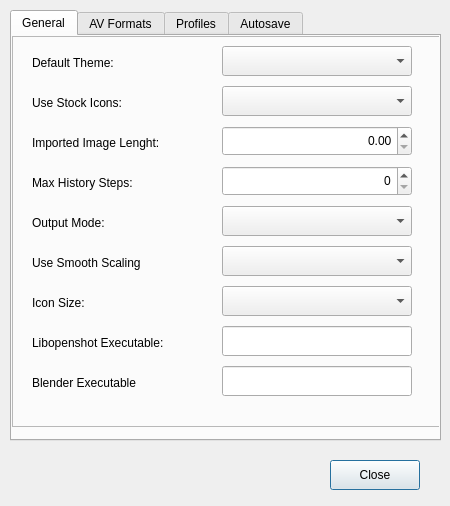
This is src/windows/ui/preferences.ui in OpenShot/openshot-qt as Qt 5 draws it before an edit. The edited form follows.
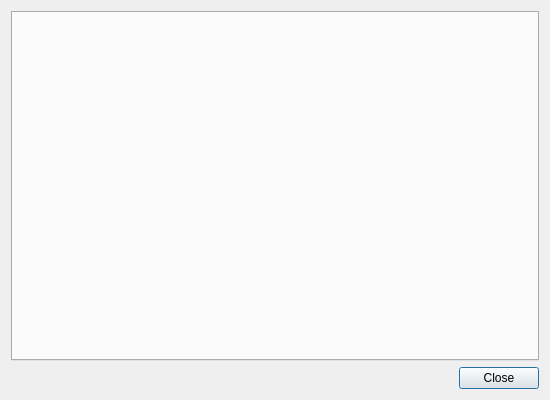
This is the edited form. Icons and pictures are not drawn.

Commit message: Successfully integrated the new settings format and classes into the interface, and created a truely dynamic preferences screen (built from the settings file). Also, improved the way settings are merged with a users local settings.

Diff of the .ui file:
```diff
--- a/src/windows/ui/preferences.ui
+++ b/src/windows/ui/preferences.ui
@@ -1,561 +1,43 @@
 <?xml version="1.0" encoding="UTF-8"?>
 <ui version="4.0">
- <class>Dialog</class>
- <widget class="QDialog" name="Dialog">
+ <class>dlgPreferences</class>
+ <widget class="QDialog" name="dlgPreferences">
   <property name="geometry">
    <rect>
     <x>0</x>
     <y>0</y>
-    <width>450</width>
-    <height>506</height>
+    <width>550</width>
+    <height>400</height>
    </rect>
   </property>
+  <property name="minimumSize">
+   <size>
+    <width>550</width>
+    <height>400</height>
+   </size>
+  </property>
   <property name="windowTitle">
    <string>Preferences</string>
   </property>
-  <property name="windowIcon">
-   <iconset>
-    <normaloff>../../../xdg/openshot.svg</normaloff>../../../xdg/openshot.svg</iconset>
-  </property>
-  <property name="locale">
-   <locale language="English" country="UnitedStates"/>
-  </property>
-  <widget class="QPushButton" name="btnclose">
-   <property name="geometry">
-    <rect>
-     <x>330</x>
-     <y>460</y>
-     <width>90</width>
-     <height>30</height>
-    </rect>
-   </property>
-   <property name="text">
-    <string>Close</string>
-   </property>
-  </widget>
-  <widget class="QTabWidget" name="tabWidget">
-   <property name="geometry">
-    <rect>
-     <x>10</x>
-     <y>10</y>
-     <width>431</width>
-     <height>431</height>
-    </rect>
-   </property>
-   <property name="currentIndex">
-    <number>0</number>
-   </property>
-   <widget class="QWidget" name="tabgeneral">
-    <attribute name="title">
-     <string>General</string>
-    </attribute>
-    <widget class="QFrame" name="frame_2">
-     <property name="geometry">
-      <rect>
-       <x>0</x>
-       <y>0</y>
-       <width>431</width>
-       <height>391</height>
-      </rect>
+  <layout class="QGridLayout" name="gridLayout">
+   <item row="0" column="0">
+    <widget class="QTabWidget" name="tabCategories">
+     <property name="currentIndex">
+      <number>-1</number>
      </property>
-     <property name="frameShape">
-      <enum>QFrame::StyledPanel</enum>
-     </property>
-     <property name="frameShadow">
-      <enum>QFrame::Raised</enum>
-     </property>
-     <widget class="QLabel" name="label_3">
-      <property name="geometry">
-       <rect>
-        <x>20</x>
-        <y>20</y>
-        <width>160</width>
-        <height>15</height>
-       </rect>
-      </property>
-      <property name="text">
-       <string>&lt;html&gt;&lt;head/&gt;&lt;body&gt;&lt;p&gt;Default Theme:&lt;/p&gt;&lt;/body&gt;&lt;/html&gt;</string>
-      </property>
-     </widget>
-     <widget class="QComboBox" name="cbothemes">
-      <property name="geometry">
-       <rect>
-        <x>210</x>
-        <y>10</y>
-        <width>190</width>
-        <height>30</height>
-       </rect>
-      </property>
-     </widget>
-     <widget class="QComboBox" name="cbooutputmode">
-      <property name="geometry">
-       <rect>
-        <x>210</x>
-        <y>170</y>
-        <width>190</width>
-        <height>30</height>
-       </rect>
-      </property>
-     </widget>
-     <widget class="QComboBox" name="cbosmooth">
-      <property name="geometry">
-       <rect>
-        <x>210</x>
-        <y>210</y>
-        <width>190</width>
-        <height>30</height>
-       </rect>
-      </property>
-     </widget>
-     <widget class="QComboBox" name="cboiconsize">
-      <property name="geometry">
-       <rect>
-        <x>210</x>
-        <y>250</y>
-        <width>190</width>
-        <height>30</height>
-       </rect>
-      </property>
-     </widget>
-     <widget class="QDoubleSpinBox" name="spblenght">
-      <property name="geometry">
-       <rect>
-        <x>210</x>
-        <y>90</y>
-        <width>190</width>
-        <height>30</height>
-       </rect>
-      </property>
-      <property name="alignment">
-       <set>Qt::AlignRight|Qt::AlignTrailing|Qt::AlignVCenter</set>
-      </property>
-     </widget>
-     <widget class="QComboBox" name="cboicons">
-      <property name="geometry">
-       <rect>
-        <x>210</x>
-        <y>50</y>
-        <width>190</width>
-        <height>30</height>
-       </rect>
-      </property>
-     </widget>
-     <widget class="QSpinBox" name="spbhistory">
-      <property name="geometry">
-       <rect>
-        <x>210</x>
-        <y>130</y>
-        <width>190</width>
-        <height>30</height>
-       </rect>
-      </property>
-      <property name="alignment">
-       <set>Qt::AlignRight|Qt::AlignTrailing|Qt::AlignVCenter</set>
-      </property>
-     </widget>
-     <widget class="QLineEdit" name="lbllibopenshot">
-      <property name="geometry">
-       <rect>
-        <x>210</x>
-        <y>290</y>
-        <width>190</width>
-        <height>30</height>
-       </rect>
-      </property>
-     </widget>
-     <widget class="QLineEdit" name="lblblender">
-      <property name="geometry">
-       <rect>
-        <x>210</x>
-        <y>330</y>
-        <width>190</width>
-        <height>30</height>
-       </rect>
-      </property>
-     </widget>
-     <widget class="QLabel" name="label_4">
-      <property name="geometry">
-       <rect>
-        <x>20</x>
-        <y>60</y>
-        <width>160</width>
-        <height>15</height>
-       </rect>
-      </property>
-      <property name="text">
-       <string>&lt;html&gt;&lt;head/&gt;&lt;body&gt;&lt;p&gt;Use Stock Icons:&lt;/p&gt;&lt;/body&gt;&lt;/html&gt;</string>
-      </property>
-     </widget>
-     <widget class="QLabel" name="label_5">
-      <property name="geometry">
-       <rect>
-        <x>20</x>
-        <y>100</y>
-        <width>160</width>
-        <height>15</height>
-       </rect>
-      </property>
-      <property name="text">
-       <string>&lt;html&gt;&lt;head/&gt;&lt;body&gt;&lt;p&gt;Imported Image Lenght:&lt;/p&gt;&lt;/body&gt;&lt;/html&gt;</string>
-      </property>
-     </widget>
-     <widget class="QLabel" name="label_6">
-      <property name="geometry">
-       <rect>
-        <x>20</x>
-        <y>140</y>
-        <width>160</width>
-        <height>15</height>
-       </rect>
-      </property>
-      <property name="text">
-       <string>&lt;html&gt;&lt;head/&gt;&lt;body&gt;&lt;p&gt;Max History Steps:&lt;/p&gt;&lt;/body&gt;&lt;/html&gt;</string>
-      </property>
-     </widget>
-     <widget class="QLabel" name="label_7">
-      <property name="geometry">
-       <rect>
-        <x>20</x>
-        <y>180</y>
-        <width>160</width>
-        <height>15</height>
-       </rect>
-      </property>
-      <property name="text">
-       <string>&lt;html&gt;&lt;head/&gt;&lt;body&gt;&lt;p&gt;Output Mode:&lt;/p&gt;&lt;/body&gt;&lt;/html&gt;</string>
-      </property>
-     </widget>
-     <widget class="QLabel" name="label_8">
-      <property name="geometry">
-       <rect>
-        <x>20</x>
-        <y>220</y>
-        <width>160</width>
-        <height>15</height>
-       </rect>
-      </property>
-      <property name="text">
-       <string>&lt;html&gt;&lt;head/&gt;&lt;body&gt;&lt;p&gt;Use Smooth Scaling&lt;/p&gt;&lt;/body&gt;&lt;/html&gt;</string>
-      </property>
-     </widget>
-     <widget class="QLabel" name="label_9">
-      <property name="geometry">
-       <rect>
-        <x>20</x>
-        <y>260</y>
-        <width>160</width>
-        <height>15</height>
-       </rect>
-      </property>
-      <property name="text">
-       <string>&lt;html&gt;&lt;head/&gt;&lt;body&gt;&lt;p&gt;Icon Size:&lt;/p&gt;&lt;/body&gt;&lt;/html&gt;</string>
-      </property>
-     </widget>
-     <widget class="QLabel" name="label_10">
-      <property name="geometry">
-       <rect>
-        <x>20</x>
-        <y>300</y>
-        <width>160</width>
-        <height>15</height>
-       </rect>
-      </property>
-      <property name="text">
-       <string>&lt;html&gt;&lt;head/&gt;&lt;body&gt;&lt;p&gt;Libopenshot Executable:&lt;/p&gt;&lt;/body&gt;&lt;/html&gt;</string>
-      </property>
-     </widget>
-     <widget class="QLabel" name="label_11">
-      <property name="geometry">
-       <rect>
-        <x>20</x>
-        <y>340</y>
-        <width>160</width>
-        <height>15</height>
-       </rect>
-      </property>
-      <property name="text">
-       <string>&lt;html&gt;&lt;head/&gt;&lt;body&gt;&lt;p&gt;Blender Executable&lt;/p&gt;&lt;/body&gt;&lt;/html&gt;</string>
-      </property>
-     </widget>
     </widget>
-   </widget>
-   <widget class="QWidget" name="tabavformats">
-    <attribute name="title">
-     <string>AV Formats</string>
-    </attribute>
-    <widget class="QFrame" name="frame">
-     <property name="geometry">
-      <rect>
-       <x>0</x>
-       <y>0</y>
-       <width>141</width>
-       <height>361</height>
-      </rect>
-     </property>
-     <property name="frameShape">
-      <enum>QFrame::StyledPanel</enum>
-     </property>
-     <property name="frameShadow">
-      <enum>QFrame::Raised</enum>
-     </property>
-     <widget class="QTableWidget" name="tablevideo">
-      <property name="geometry">
-       <rect>
-        <x>0</x>
-        <y>0</y>
-        <width>141</width>
-        <height>361</height>
-       </rect>
-      </property>
-      <property name="horizontalScrollBarPolicy">
-       <enum>Qt::ScrollBarAlwaysOff</enum>
-      </property>
-      <property name="cornerButtonEnabled">
-       <bool>true</bool>
-      </property>
-      <attribute name="horizontalHeaderVisible">
-       <bool>false</bool>
-      </attribute>
-      <attribute name="horizontalHeaderCascadingSectionResizes">
-       <bool>false</bool>
-      </attribute>
-      <attribute name="horizontalHeaderDefaultSectionSize">
-       <number>100</number>
-      </attribute>
-      <attribute name="horizontalHeaderHighlightSections">
-       <bool>true</bool>
-      </attribute>
-      <attribute name="horizontalHeaderMinimumSectionSize">
-       <number>25</number>
-      </attribute>
-      <column>
-       <property name="text">
-        <string>Video Codecs</string>
-       </property>
-       <property name="toolTip">
-        <string>List of Video Codecs available in FFmeg</string>
-       </property>
-       <property name="textAlignment">
-        <set>AlignHCenter|AlignVCenter|AlignCenter</set>
-       </property>
-      </column>
-     </widget>
-     <widget class="QScrollBar" name="verticalScrollBar">
-      <property name="geometry">
-       <rect>
-        <x>120</x>
-        <y>0</y>
-        <width>20</width>
-        <height>361</height>
-       </rect>
-      </property>
-      <property name="orientation">
-       <enum>Qt::Vertical</enum>
-      </property>
-     </widget>
-    </widget>
-    <widget class="QPushButton" name="btnreloadavformat">
-     <property name="geometry">
-      <rect>
-       <x>230</x>
-       <y>370</y>
-       <width>130</width>
-       <height>30</height>
-      </rect>
-     </property>
-     <property name="text">
-      <string>Reload Codecs</string>
-     </property>
-    </widget>
-    <widget class="QTableWidget" name="tableaudio">
-     <property name="geometry">
-      <rect>
-       <x>140</x>
-       <y>0</y>
-       <width>141</width>
-       <height>361</height>
-      </rect>
-     </property>
-     <property name="horizontalScrollBarPolicy">
-      <enum>Qt::ScrollBarAlwaysOff</enum>
-     </property>
-     <attribute name="horizontalHeaderDefaultSectionSize">
-      <number>100</number>
-     </attribute>
-     <column>
-      <property name="text">
-       <string>Audio Codecs</string>
-      </property>
-      <property name="toolTip">
-       <string>&lt;html&gt;&lt;head/&gt;&lt;body&gt;&lt;p&gt;List of Audio Codecs available in FFmpeg&lt;/p&gt;&lt;/body&gt;&lt;/html&gt;</string>
-      </property>
-      <property name="textAlignment">
-       <set>AlignHCenter|AlignVCenter|AlignCenter</set>
-      </property>
-     </column>
-    </widget>
-    <widget class="QTableWidget" name="tableformat">
-     <property name="geometry">
-      <rect>
-       <x>280</x>
-       <y>0</y>
-       <width>146</width>
-       <height>361</height>
-      </rect>
-     </property>
-     <property name="horizontalScrollBarPolicy">
-      <enum>Qt::ScrollBarAlwaysOff</enum>
-     </property>
-     <attribute name="horizontalHeaderDefaultSectionSize">
-      <number>100</number>
-     </attribute>
-     <column>
-      <property name="text">
-       <string>Formats</string>
-      </property>
-      <property name="toolTip">
-       <string>&lt;html&gt;&lt;head/&gt;&lt;body&gt;&lt;p&gt;List of Formats available in FFmpeg&lt;/p&gt;&lt;/body&gt;&lt;/html&gt;</string>
-      </property>
-      <property name="textAlignment">
-       <set>AlignHCenter|AlignVCenter|AlignCenter</set>
-      </property>
-     </column>
-    </widget>
-    <widget class="QScrollBar" name="verticalScrollBar_2">
-     <property name="geometry">
-      <rect>
-       <x>260</x>
-       <y>0</y>
-       <width>20</width>
-       <height>361</height>
-      </rect>
-     </property>
+   </item>
+   <item row="1" column="0">
+    <widget class="QDialogButtonBox" name="buttonBox">
      <property name="orientation">
-      <enum>Qt::Vertical</enum>
+      <enum>Qt::Horizontal</enum>
      </property>
-    </widget>
-    <widget class="QScrollBar" name="verticalScrollBar_3">
-     <property name="geometry">
-      <rect>
-       <x>410</x>
-       <y>0</y>
-       <width>20</width>
-       <height>361</height>
-      </rect>
+     <property name="standardButtons">
+      <set>QDialogButtonBox::Close</set>
      </property>
-     <property name="orientation">
-      <enum>Qt::Vertical</enum>
-     </property>
     </widget>
-   </widget>
-   <widget class="QWidget" name="tabprofiles">
-    <property name="maximumSize">
-     <size>
-      <width>16777215</width>
-      <height>410</height>
-     </size>
-    </property>
-    <attribute name="title">
-     <string>Profiles</string>
-    </attribute>
-    <widget class="QLabel" name="label_2">
-     <property name="geometry">
-      <rect>
-       <x>10</x>
-       <y>20</y>
-       <width>120</width>
-       <height>15</height>
-      </rect>
-     </property>
-     <property name="text">
-      <string>&lt;html&gt;&lt;head/&gt;&lt;body&gt;&lt;p&gt;Default Profile:&lt;/p&gt;&lt;/body&gt;&lt;/html&gt;</string>
-     </property>
-    </widget>
-    <widget class="QComboBox" name="cboprofiles">
-     <property name="geometry">
-      <rect>
-       <x>150</x>
-       <y>10</y>
-       <width>260</width>
-       <height>30</height>
-      </rect>
-     </property>
-    </widget>
-    <widget class="QPushButton" name="btnmanageprofiles">
-     <property name="geometry">
-      <rect>
-       <x>150</x>
-       <y>60</y>
-       <width>260</width>
-       <height>30</height>
-      </rect>
-     </property>
-     <property name="text">
-      <string>Manage Profiles</string>
-     </property>
-    </widget>
-   </widget>
-   <widget class="QWidget" name="tabautosave">
-    <attribute name="title">
-     <string>Autosave</string>
-    </attribute>
-    <widget class="QCheckBox" name="chkautomaticsave">
-     <property name="geometry">
-      <rect>
-       <x>10</x>
-       <y>20</y>
-       <width>391</width>
-       <height>21</height>
-      </rect>
-     </property>
-     <property name="text">
-      <string>Enable Autosave</string>
-     </property>
-    </widget>
-    <widget class="QCheckBox" name="chklecteursave">
-     <property name="geometry">
-      <rect>
-       <x>10</x>
-       <y>60</y>
-       <width>401</width>
-       <height>21</height>
-      </rect>
-     </property>
-     <property name="text">
-      <string>Save Before Playback</string>
-     </property>
-    </widget>
-    <widget class="QLabel" name="label">
-     <property name="geometry">
-      <rect>
-       <x>10</x>
-       <y>100</y>
-       <width>261</width>
-       <height>16</height>
-      </rect>
-     </property>
-     <property name="text">
-      <string>&lt;html&gt;&lt;head/&gt;&lt;body&gt;&lt;p&gt;Autosave Interval (in minutes)&lt;/p&gt;&lt;/body&gt;&lt;/html&gt;</string>
-     </property>
-    </widget>
-    <widget class="QSpinBox" name="spbtimesave">
-     <property name="geometry">
-      <rect>
-       <x>280</x>
-       <y>90</y>
-       <width>130</width>
-       <height>30</height>
-      </rect>
-     </property>
-     <property name="alignment">
-      <set>Qt::AlignRight|Qt::AlignTrailing|Qt::AlignVCenter</set>
-     </property>
-     <property name="value">
-      <number>6</number>
-     </property>
-    </widget>
-   </widget>
-  </widget>
+   </item>
+  </layout>
  </widget>
  <resources/>
  <connections>
```
Left out of the diff: 30 changed lines with no effect on the pictures. The commit also changes 6 other files.
